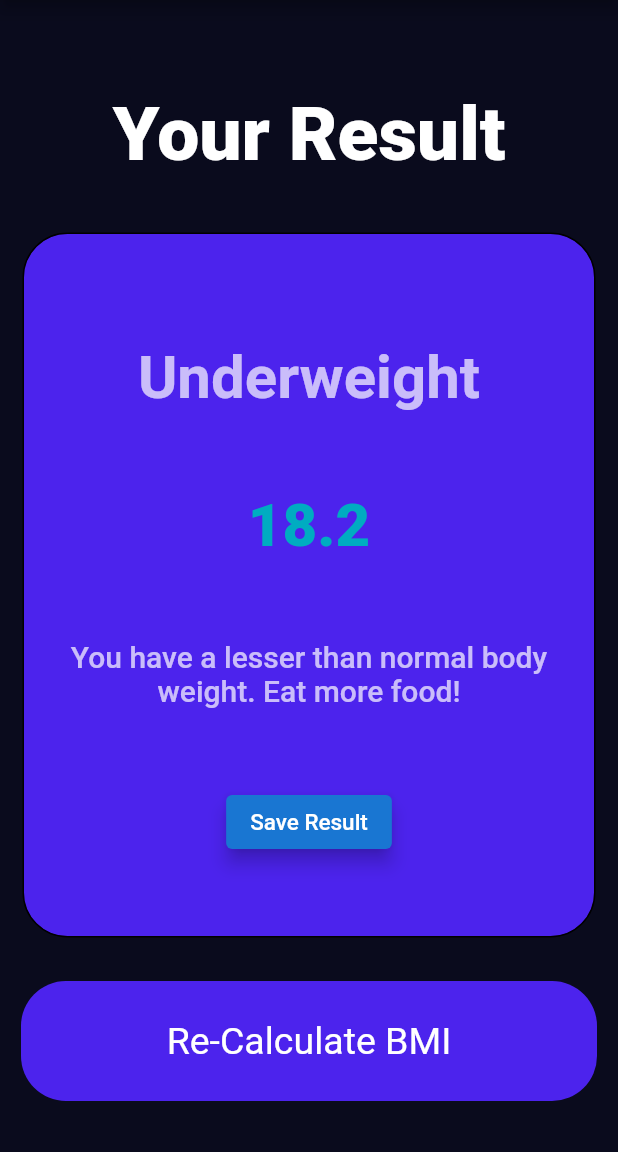
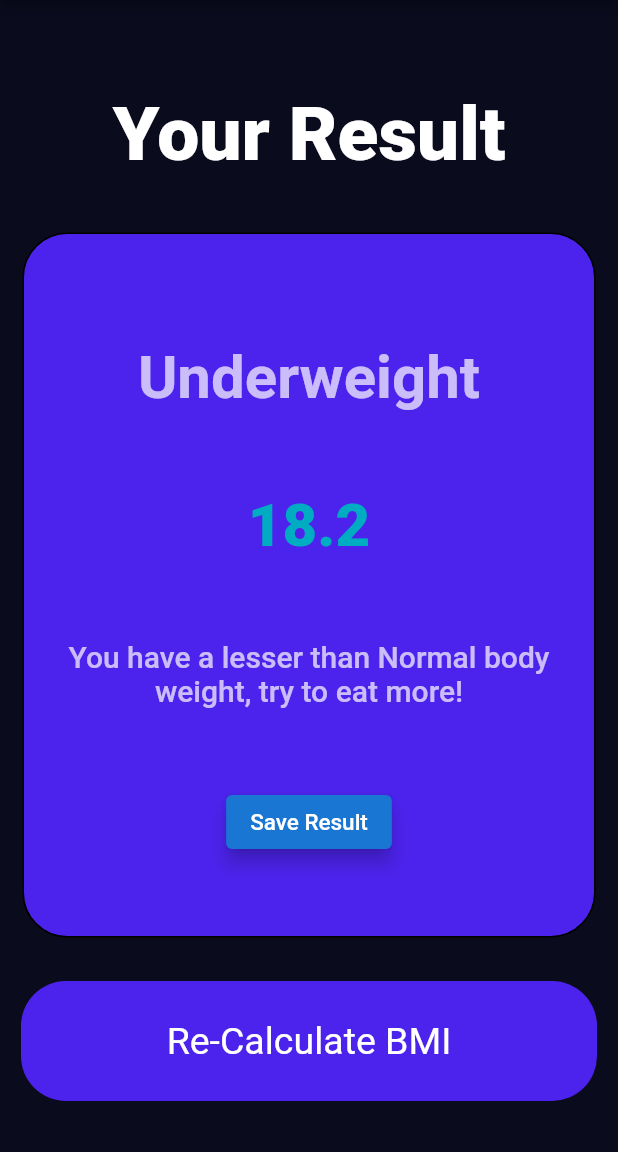
Before and after one commit to Krishnapatil28113/Flutter-projects, a Flutter app: the screen it shows after launch, after a tap on "Calculate BMI", on a phone screen of 412 x 824 dp, the part 84-1236 px from its top. Run offline on Flutter 3.47's test engine with Material 2 defaults, Android fonts, the phone set to English and light mode, and no system bars; our stand-ins replace font_awesome_flutter.

Commit message:
Updated calculator_brain.dart

```diff
--- a/lib/calculator_brain.dart
+++ b/lib/calculator_brain.dart
@@ -1,52 +1,3 @@
-// import 'package:flutter/material.dart';
-// import 'dart:math';
-
-// class CalculatorBrain{
-
-//   int height;
-//   int weight;
-//   // double bmi=20;
-//   double bmi;
-//   String _bmi='';
-
-//   CalculatorBrain(
-//     this.bmi,
-//     this.height,
-//     this.weight,
-//   );
-
-//   String GetResult()
-//   {
-//     this.bmi = weight/pow(height, 2);
-//     this._bmi = bmi.toStringAsFixed(2);
-//     return _bmi;
-//   }
-
-//   String GetDescription(){
-//     if (this.bmi > 25){
-//       return 'Overweight';
-//     }
-//     else if(this.bmi < 18){
-//       return 'Underweight';
-//     }
-//     else{
-//       return 'Normal';
-//     }
-//   }
-
-//   String GetInterpretation(){
-//     if (this.bmi > 25){
-//       return 'You need to exercise';
-//     }
-//     else if(this.bmi < 18){
-//       return 'You need to eat more';
-//     }
-//     else{
-//       return 'You are normal...you just need to chill...euuuuuuu';
-//     }
-//   }
-// }
-
 import 'dart:math';
 
 class CalculatorBrain{
@@ -65,23 +16,23 @@ class CalculatorBrain{
     if(this._bmi >= 25.0){
       return 'Overweight';
     }
-    else if(this._bmi >= 18.5){
-      return 'Normal';
+    else if(this._bmi <= 18.5){
+      return 'Underweight';
     }
     else{
-      return 'Underweight';
+      return 'Normal';
     }
   }
 
   String GetInterpretation(){
     if(_bmi >= 25){
-      return 'You have a higher than normal body weight. Try exercising more!';
+      return 'You have a higher than Normal body weight, try exercising more';
     }
-    else if(_bmi >= 18.5){
-      return 'You have a normal body weight. GOOD JOB!!';
+    else if(_bmi <= 18.5){
+      return 'You have a lesser than Normal body weight, try to eat more!';
     }
     else{
-      return 'You have a lesser than normal body weight. Eat more food!';
+      return 'Congratulations! , You have a normal body weight!';
     }
   }
 }
```
